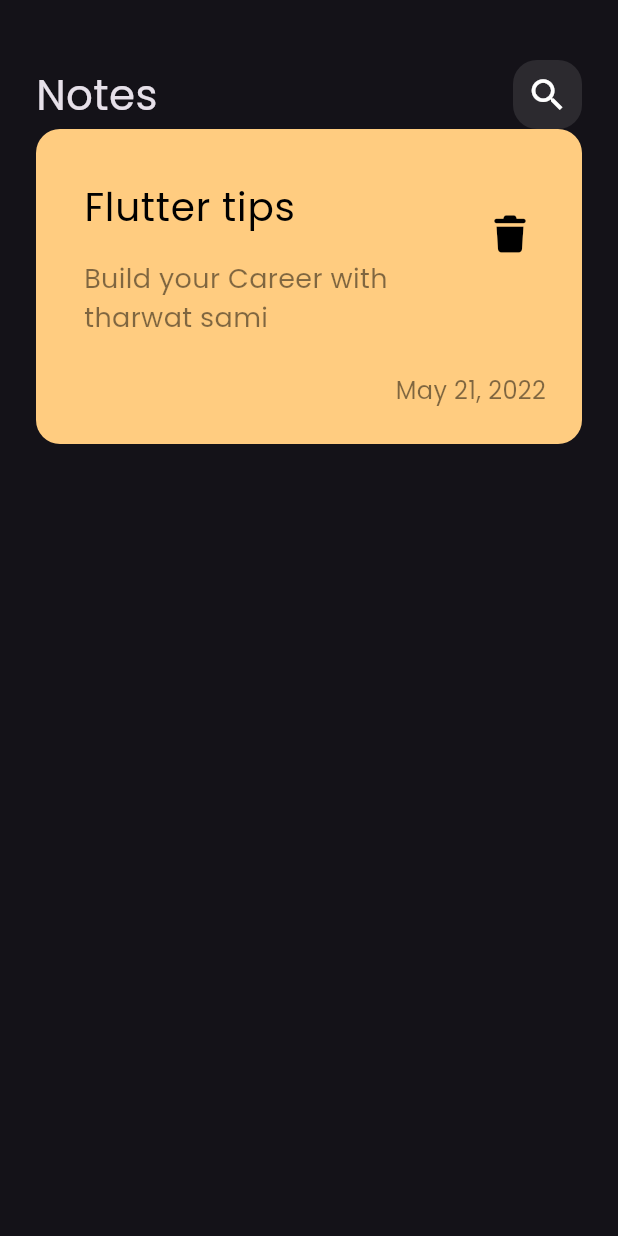
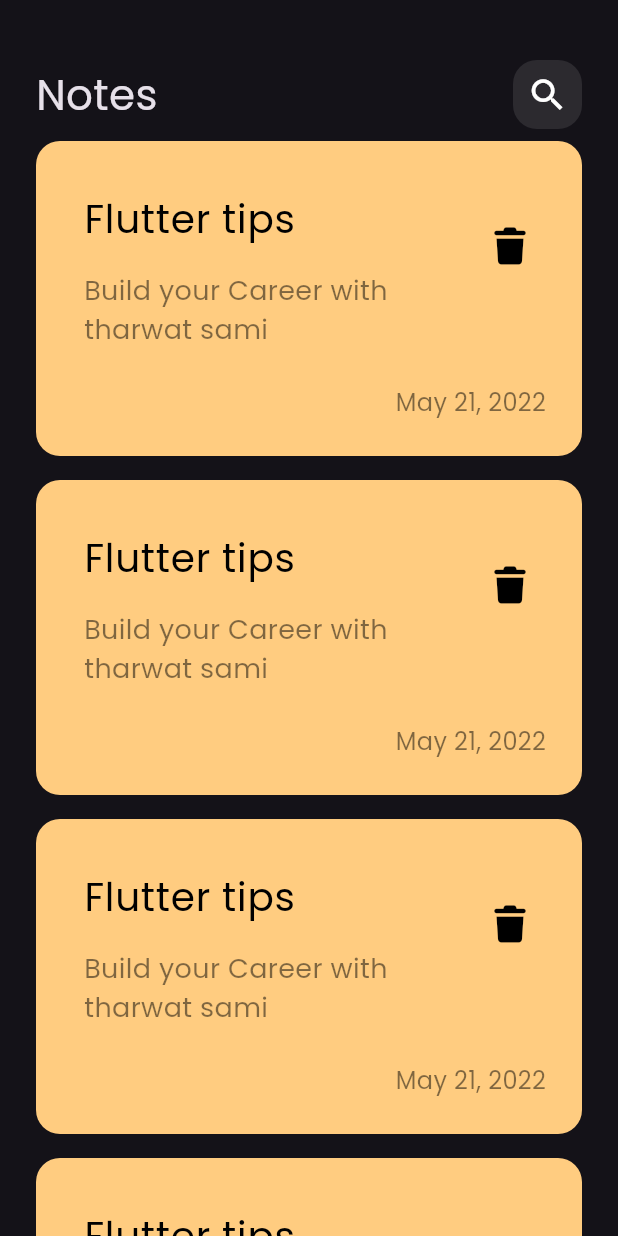
Before and after one commit to FarahSa1/notes_app, a Flutter app: the screen it shows after launch, on a phone screen of 412 x 824 dp. Run offline on Flutter 3.47's test engine with Material 3 defaults, Android fonts, the phone set to English and light mode, and no system bars; our stand-ins replace font_awesome_flutter.

Commit message:
create notes list view

```diff
--- a/lib/widgets/custom_note_item.dart
+++ b/lib/widgets/custom_note_item.dart
@@ -0,0 +1,60 @@
+import 'package:flutter/material.dart';
+import 'package:font_awesome_flutter/font_awesome_flutter.dart';
+
+class NoteItem extends StatelessWidget {
+  const NoteItem({super.key});
+
+  @override
+  Widget build(BuildContext context) {
+    return Container(
+      padding: const EdgeInsets.only(left: 16, top: 24, bottom: 24),
+      decoration: BoxDecoration(
+        color: const Color(0xffFFCC80),
+        borderRadius: BorderRadius.circular(16),
+      ),
+      child: Column(
+        crossAxisAlignment: CrossAxisAlignment.end,
+        children: [
+          ListTile(
+            // contentPadding: EdgeInsets.all(0),
+            title: const Text(
+              'Flutter tips',
+              style: TextStyle(color: Colors.black, fontSize: 26),
+            ),
+            subtitle: Padding(
+              padding: const EdgeInsets.only(top: 16.0),
+              child: Text(
+                'Build your Career with tharwat sami',
+                style: TextStyle(
+                  color: Colors.black.withValues(alpha: 0.5),
+                  fontSize: 18,
+                ),
+              ),
+            ),
+            trailing: Transform.translate(
+              offset: const Offset(0, -15), //عشان احرك الايقون لفوق
+              child: IconButton(
+                onPressed: () {},
+                icon: const Icon(
+                  FontAwesomeIcons.trash,
+                  color: Colors.black,
+                  size: 24,
+                ),
+              ),
+            ),
+          ),
+          Padding(
+            padding: const EdgeInsets.only(right: 24.0, top: 16),
+            child: Text(
+              'May 21, 2022',
+              style: TextStyle(
+                fontSize: 16,
+                color: Colors.black.withValues(alpha: 0.5),
+              ),
+            ),
+          ),
+        ],
+      ),
+    );
+  }
+}
--- /dev/null
+++ b/lib/widgets/notes_list_view.dart
@@ -0,0 +1,18 @@
+import 'package:flutter/material.dart';
+import 'package:notes_app/widgets/custom_note_item.dart';
+
+class NotesListView extends StatelessWidget {
+  const NotesListView({super.key});
+
+  @override
+  Widget build(BuildContext context) {
+    return ListView.builder(
+      itemBuilder: (context, index) {
+        return const Padding(
+          padding: EdgeInsets.symmetric(vertical: 8.0),
+          child: NoteItem(),
+        );
+      },
+    );
+  }
+}
--- a/lib/widgets/notes_view_body.dart
+++ b/lib/widgets/notes_view_body.dart
@@ -1,6 +1,6 @@
 import 'package:flutter/material.dart';
-import 'package:font_awesome_flutter/font_awesome_flutter.dart';
 import 'package:notes_app/widgets/custom_app_bar.dart';
+import 'package:notes_app/widgets/notes_list_view.dart';
 
 class NotesViewBody extends StatelessWidget {
   const NotesViewBody({super.key});
@@ -10,64 +10,10 @@ class NotesViewBody extends StatelessWidget {
     return Padding(
       padding: const EdgeInsets.symmetric(horizontal: 24.0),
       child: Column(
-        children: const [SizedBox(height: 40), CustomAppBar(), NoteItem()],
-      ),
-    );
-  }
-}
-
-class NoteItem extends StatelessWidget {
-  const NoteItem({super.key});
-
-  @override
-  Widget build(BuildContext context) {
-    return Container(
-      padding: const EdgeInsets.only(left: 16, top: 24, bottom: 24),
-      decoration: BoxDecoration(
-        color: const Color(0xffFFCC80),
-        borderRadius: BorderRadius.circular(16),
-      ),
-      child: Column(
-        crossAxisAlignment: CrossAxisAlignment.end,
-        children: [
-          ListTile(
-            // contentPadding: EdgeInsets.all(0),
-            title: const Text(
-              'Flutter tips',
-              style: TextStyle(color: Colors.black, fontSize: 26),
-            ),
-            subtitle: Padding(
-              padding: const EdgeInsets.only(top: 16.0),
-              child: Text(
-                'Build your Career with tharwat sami',
-                style: TextStyle(
-                  color: Colors.black.withValues(alpha: 0.5),
-                  fontSize: 18,
-                ),
-              ),
-            ),
-            trailing: Transform.translate(
-              offset: const Offset(0, -15), //عشان احرك الايقون لفوق
-              child: IconButton(
-                onPressed: () {},
-                icon: const Icon(
-                  FontAwesomeIcons.trash,
-                  color: Colors.black,
-                  size: 24,
-                ),
-              ),
-            ),
-          ),
-          Padding(
-            padding: const EdgeInsets.only(right: 24.0, top: 16),
-            child: Text(
-              'May 21, 2022',
-              style: TextStyle(
-                fontSize: 16,
-                color: Colors.black.withValues(alpha: 0.5),
-              ),
-            ),
-          ),
+        children: const [
+           SizedBox(height: 40),
+           CustomAppBar(),
+           Expanded(child: NotesListView())
         ],
       ),
     );
```
